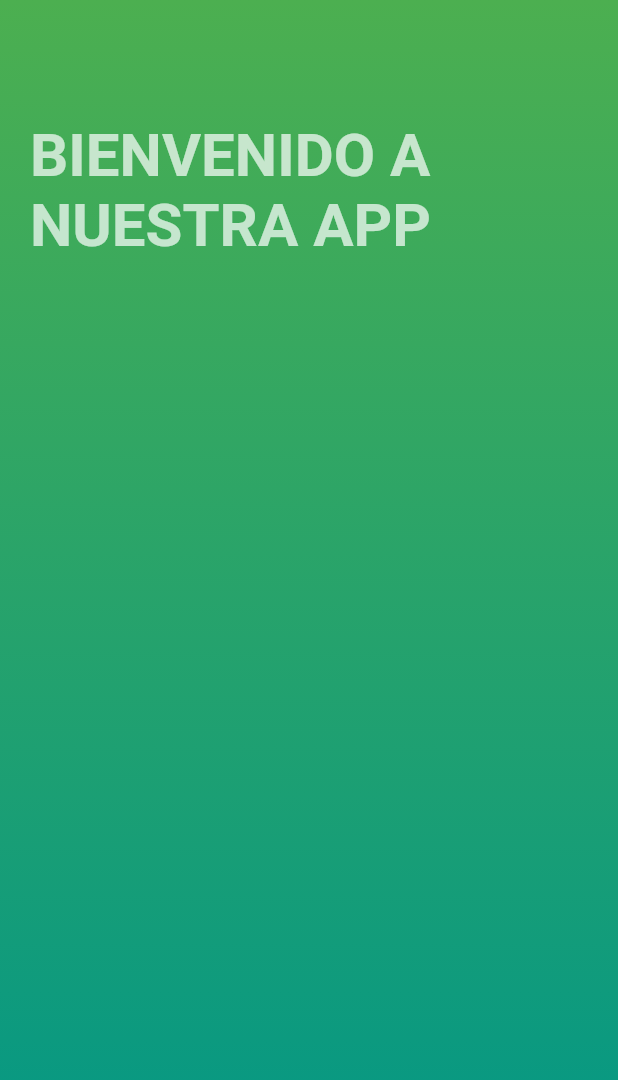
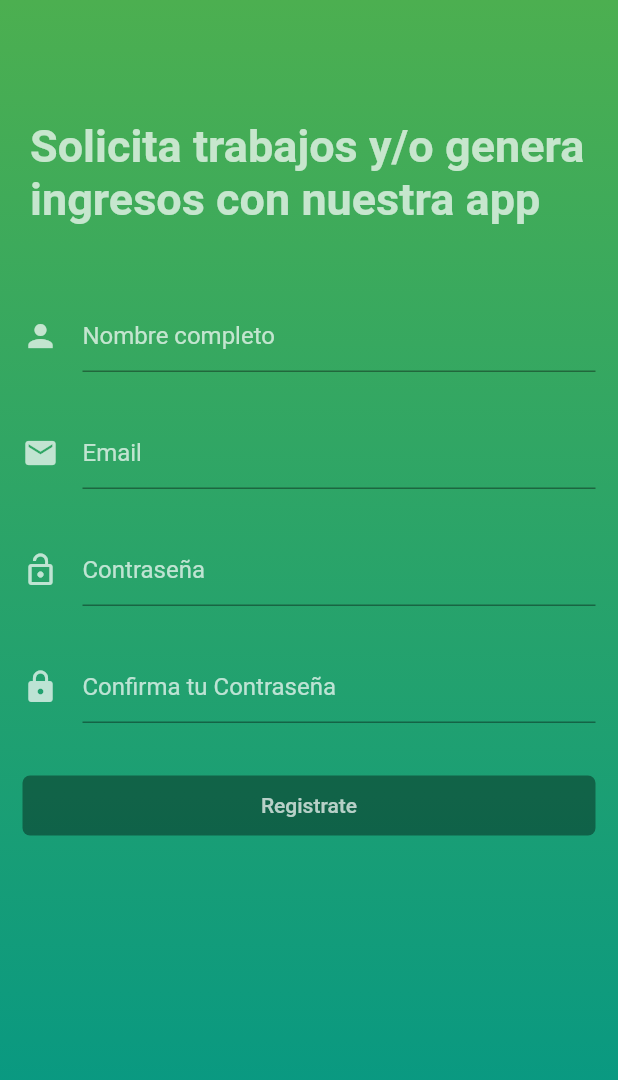
Before and after one commit to JoanRiveros96/YourWork, a Flutter app: the screen it shows after launch, after a tap on "Registrarse", on a phone screen of 412 x 824 dp. Shown: the top 1080 px of the screen. Run offline on Flutter 3.47's test engine with Material 2 defaults, Android fonts, the phone set to English and light mode, and no system bars; our stand-ins replace shared_preferences; network calls fail; statements that could not run were skipped.

Commit message:
Migration AndroidX
Migracion AndroidX

```diff
--- a/lib/controllers/databasehelpers.dart
+++ b/lib/controllers/databasehelpers.dart
@@ -7,7 +7,7 @@ class DataBaseHelper {
 
   var status;
   var token;
-  String serverUrlProducts = "http://192.168.1.8:3000/products";
+  String serverUrlProducts = "http://192.168.1.9:3000/products";
 
   //function getData
   Future<List> getData() async{
@@ -34,7 +34,7 @@ class DataBaseHelper {
     final value = prefs.get(key ) ?? 0;
 
     // String myUrl = "$serverUrl/api";
-    String myUrl = "http://192.168.1.8:3000/products";
+    String myUrl = "http://192.168.1.9:3000/products";
     final response = await  http.post(myUrl,
         headers: {
           'Accept':'application/json',
@@ -63,7 +63,7 @@ class DataBaseHelper {
     final key = 'token';
     final value = prefs.get(key) ?? 0;
 
-    String myUrl = "http://192.168.1.8:3000/product/$_id";
+    String myUrl = "http://192.168.1.9:3000/product/$_id";
     http.put(myUrl,
         body: {
           "name":       "$name",
@@ -79,7 +79,7 @@ class DataBaseHelper {
   //function for delete
   Future<void> removeRegister(String _id) async {
 
-    String myUrl = "http://192.168.1.8:3000/product/$_id";
+    String myUrl = "http://192.168.1.9:3000/product/$_id";
 
     Response res = await http.delete("$myUrl");
 
--- a/lib/main.dart
+++ b/lib/main.dart
@@ -1,7 +1,7 @@
 import 'package:flutter/material.dart';
 import 'package:shared_preferences/shared_preferences.dart';
 import 'package:work/view/addProducts.dart';
-import 'package:work/view/listProducts.dart';
+import 'package:work/view/listWorkers.dart';
 import 'package:work/view/loginPage.dart';
 void main() => runApp(MyApp());
 
@@ -13,7 +13,7 @@ class MyApp extends StatelessWidget {
       title: 'YourWork App',
       theme: ThemeData(
 
-        primarySwatch: Colors.blue,
+        primarySwatch: Colors.green,
       ),
       home: MainPage(),
     );
@@ -71,7 +71,7 @@ class _MainPageState extends State<MainPage> {
                 new ListTile(
                     title: new Text("List workers"),
                     trailing: new Icon(Icons.help),
-                    onTap: () => Navigator.of(context).push(new MaterialPageRoute(builder: (BuildContext context)=>ListProducts()),
+                    onTap: () => Navigator.of(context).push(new MaterialPageRoute(builder: (BuildContext context)=>ListWorker()),
                     )),
                 new ListTile(title: new Text("Add Worker"),
                     trailing: new Icon(Icons.add),
--- a/lib/view/RegistroPage.dart
+++ b/lib/view/RegistroPage.dart
@@ -15,6 +15,11 @@ class RegistroPage extends StatefulWidget{
 class _RegistroPageState extends State<RegistroPage> {
 
   bool _isLoading = false;
+  final TextEditingController nombreController = new TextEditingController();
+  final TextEditingController emailController = new TextEditingController();
+  final TextEditingController contrasenaController = new TextEditingController();
+  final TextEditingController confContrasenaController = new TextEditingController();
+
   @override
   Widget build(BuildContext context) {
     SystemChrome.setSystemUIOverlayStyle(SystemUiOverlayStyle.light.copyWith(statusBarColor:Colors.transparent));
@@ -31,8 +36,8 @@ class _RegistroPageState extends State<RegistroPage> {
         child: _isLoading ? Center(child: CircularProgressIndicator()):ListView(
           children: <Widget>[
             heardSection(),
-            //textSection(),
-            //buttonSection(),
+            textSection(),
+            signupSection(),
             //signupSection(),
 
 
@@ -43,16 +48,136 @@ class _RegistroPageState extends State<RegistroPage> {
     );
   }
 
+  signup(String nombre, email, contrasena) async{
+    SharedPreferences sharedPreferences = await SharedPreferences.getInstance();
+
+    Map data={
+      'nombre': nombre,
+      'cc': '0000',
+      'Avatar': 'empty',
+      'ubicacion': 'empty',
+      'celular': '0000',
+      'email': email,
+      'password': contrasena,
+      'nacimiento': '01/01/2020'
+    };
+
+    var jsonResponse;
+
+    var response = await http.post("http://192.168.1.9:3000/signup", body: data );
+    if(response.statusCode==200){
+      jsonResponse = json.decode(response.body);
+
+      if(jsonResponse != null){
+        setState(() {
+          _isLoading =false;
+        });
+        sharedPreferences.setString("token", jsonResponse['token']);
+        Navigator.of(context).pushAndRemoveUntil(MaterialPageRoute(builder: (BuildContext context)=>MainPage()), (Route<dynamic> route )=> false);
+      }
+    }
+    else{
+      setState(() {
+        _isLoading=false;
+      });
+      print(response.body);
+    }
+  }
+
+  Container signupSection(){
+    var signupButton = RaisedButton(
+      onPressed: nombreController.text =="" || emailController.text == "" || contrasenaController.text == "" || confContrasenaController.text =="" ? null && contrasenaController.text == confContrasenaController.text:(){
+        setState(() {
+          _isLoading = true;
+        });
+        signup(nombreController.text, emailController.text, confContrasenaController.text);
+      },
+      elevation: 0.0,
+      color: Colors.blue,
+      child: Text("Registrate",style: TextStyle(color:  Colors.white70)),
+
+      shape: RoundedRectangleBorder(borderRadius: BorderRadius.circular(5.0)),
+    );
+
+    return Container(
+      width: MediaQuery.of(context).size.width,
+      height: 40,
+      padding: EdgeInsets.symmetric(horizontal:15),
+      margin: EdgeInsets.only(top: 15),
+      child: signupButton,
+
+
+    );
+  }
+
 Container heardSection(){
     return Container(
       margin: EdgeInsets.only(top: 50.0),
       padding: EdgeInsets.symmetric(horizontal: 20.0, vertical: 30.0),
-      child: Text("BIENVENIDO A NUESTRA APP",
+      child: Text("Solicita trabajos y/o genera ingresos con nuestra app",
           style: TextStyle(
               color: Colors.white70,
-              fontSize: 40.0,
+              fontSize: 30.0,
               fontWeight: FontWeight.bold
           )),
     );
   }
+
+  Container textSection(){
+    return Container(
+      padding: EdgeInsets.symmetric(horizontal: 15.0, vertical:20.0),
+      child: Column(children: <Widget>[
+        TextField(
+          controller: nombreController,
+          cursorColor: Colors.white,
+          style: TextStyle (color: Colors.white70),
+          decoration: InputDecoration(
+              icon: Icon(Icons.person, color: Colors.white70),
+              hintText: "Nombre completo",
+              border: UnderlineInputBorder(borderSide: BorderSide(color: Colors.white70)),
+              hintStyle: TextStyle(color:Colors.white70)
+          ),
+        ),
+        SizedBox(height: 30.0,),
+        TextField(
+          controller: emailController,
+          cursorColor: Colors.white,
+          style: TextStyle (color: Colors.white70),
+          decoration: InputDecoration(
+              icon: Icon(Icons.email, color: Colors.white70),
+              hintText: "Email",
+              border: UnderlineInputBorder(borderSide: BorderSide(color: Colors.white70)),
+              hintStyle: TextStyle(color:Colors.white70)
+          ),
+        ),
+        SizedBox(height: 30.0,),
+        TextField(
+          controller: contrasenaController,
+          cursorColor: Colors.white,
+          obscureText: true,
+          style: TextStyle (color: Colors.white70),
+          decoration: InputDecoration(
+              icon: Icon(Icons.lock_open, color: Colors.white70),
+              hintText: "Contraseña",
+              border: UnderlineInputBorder(borderSide: BorderSide(color: Colors.white70)),
+              hintStyle: TextStyle(color:Colors.white70)
+          ),
+        ),
+        SizedBox(height: 30.0,),
+        TextField(
+          controller: confContrasenaController,
+          cursorColor: Colors.white,
+          obscureText: true,
+          style: TextStyle (color: Colors.white70),
+          decoration: InputDecoration(
+              icon: Icon(Icons.lock, color: Colors.white70),
+              hintText: "Confirma tu Contraseña",
+              border: UnderlineInputBorder(borderSide: BorderSide(color: Colors.white70)),
+              hintStyle: TextStyle(color:Colors.white70)
+          ),
+        ),
+      ],
+      ),
+    );
+  }
 }
--- a/lib/view/listProducts.dart
+++ b/lib/view/listProducts.dart
@@ -15,7 +15,7 @@ class _ListProductsState extends State<ListProducts> {
   List data;
 
   Future<List> getData() async {
-    final response = await http.get("http://192.168.1.8:3000/products");
+    final response = await http.get("http://192.168.1.11:3000/products");
     return json.decode(response.body);
   }
 
--- a/lib/view/loginPage.dart
+++ b/lib/view/loginPage.dart
@@ -62,7 +62,7 @@ class _LoginPageState extends State<LoginPage> {
 
     var jsonResponse;
 
-    var response = await http.post("http://192.168.1.8:3000/signin", body: data );
+    var response = await http.post("http://192.168.1.9:3000/signin", body: data );
     if(response.statusCode==200){
       jsonResponse = json.decode(response.body);
 
@@ -91,7 +91,7 @@ class _LoginPageState extends State<LoginPage> {
           signin(emailController.text, passwordController.text);
         },
         elevation: 0.0,
-        color: Colors.purple,
+        color: Colors.blue,
         child: Text("Iniciar sesión",style: TextStyle(color:  Colors.white70)),
 
         shape: RoundedRectangleBorder(borderRadius: BorderRadius.circular(5.0)),
```
Also changed, not shown: lib/view/listWorkers.dart (added, +75 -0 lines), pubspec.yaml (+49 -2 lines), pubspec.lock, 9 other files.
